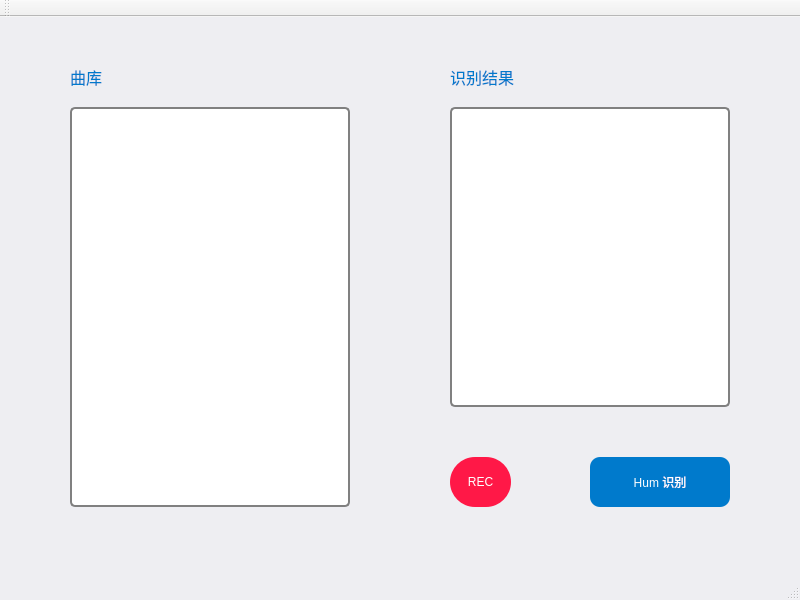
First picture: the form in humhum/humhum.ui, repository doylexxx/HumHum, before the edit.
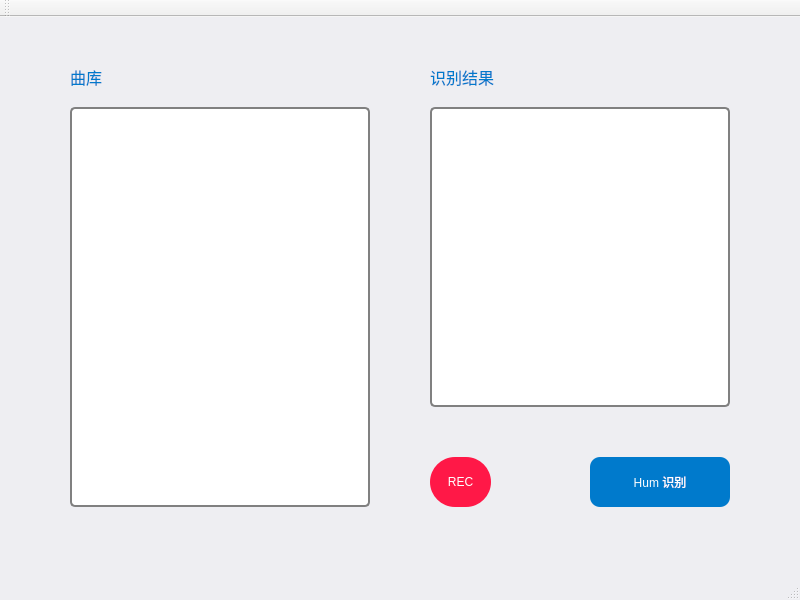
Second picture: the form after the edit.

```diff
--- a/humhum/humhum.ui
+++ b/humhum/humhum.ui
@@ -55,7 +55,7 @@
    <widget class="QLabel" name="label_2">
     <property name="geometry">
      <rect>
-      <x>450</x>
+      <x>430</x>
       <y>40</y>
       <width>100</width>
       <height>40</height>
@@ -81,7 +81,7 @@
      <rect>
       <x>70</x>
       <y>90</y>
-      <width>280</width>
+      <width>300</width>
       <height>400</height>
      </rect>
     </property>
@@ -102,9 +102,9 @@
    <widget class="QListView" name="list_results">
     <property name="geometry">
      <rect>
-      <x>450</x>
+      <x>430</x>
       <y>90</y>
-      <width>280</width>
+      <width>300</width>
       <height>300</height>
      </rect>
     </property>
@@ -119,7 +119,7 @@
    <widget class="QPushButton" name="button_rec">
     <property name="geometry">
      <rect>
-      <x>450</x>
+      <x>430</x>
       <y>440</y>
       <width>61</width>
       <height>50</height>
```
